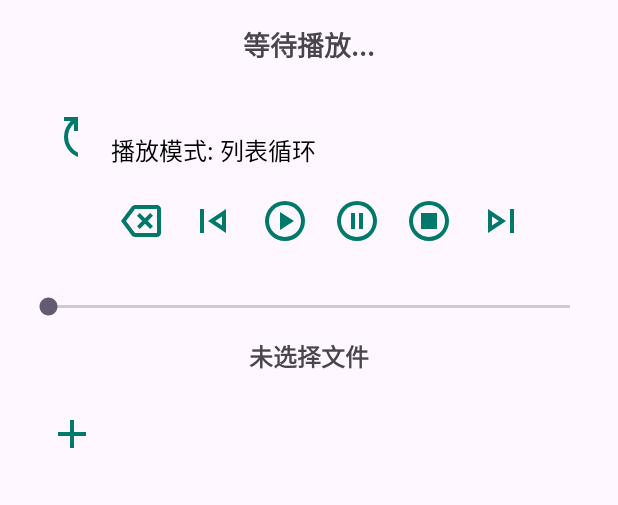
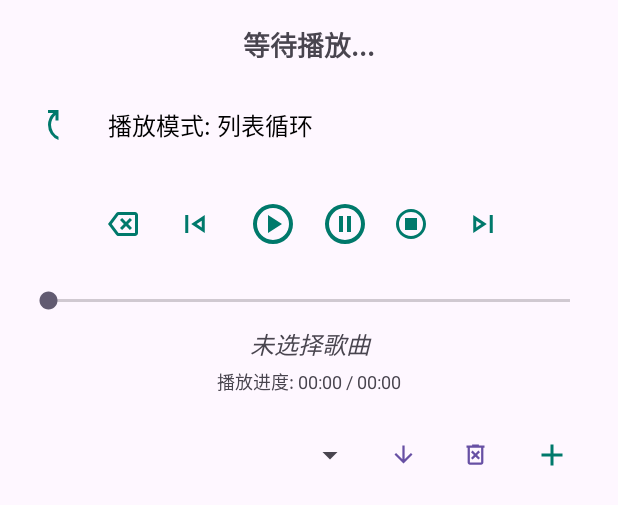
Before and after one commit to Kriemseeley/MusicPlayer, an Android app: the layout activity_main.xml on its own in the app's theme, with its tools: preview values and no code run, on a phone screen of 412 x 824 dp. Shown: the top 505 px of the screen. Run offline under Robolectric (Android 15) with nearby library versions, the phone set to English and light mode, and no system bars.

Commit message:
新增图标资源

```diff
--- a/app/src/main/res/layout/activity_main.xml
+++ b/app/src/main/res/layout/activity_main.xml
@@ -7,8 +7,7 @@
     android:orientation="vertical"
     android:padding="16dp">
 
-
-<!-- 播放状态显示 -->
+    <!-- Play Status (Keep Existing) -->
     <TextView
         android:id="@+id/tv_status"
         android:layout_width="wrap_content"
@@ -19,172 +18,231 @@
         android:textSize="18sp"
         android:textStyle="bold" />
 
+    <!-- Play Mode (Keep Existing) -->
     <LinearLayout
         android:layout_width="match_parent"
         android:layout_height="wrap_content"
-        android:layout_marginTop="16dp"
+        android:layout_marginTop="8dp"
+        android:gravity="center_vertical"
         android:orientation="horizontal">
-
 
         <com.google.android.material.button.MaterialButton
             android:id="@+id/btn_switch_mode"
-            style="@style/IconOnlyButton"
-            android:layout_width="@dimen/icon_button_size"
-            android:layout_height="@dimen/icon_button_size"
+            style="@style/Widget.MaterialComponents.Button.TextButton.Icon"
+            android:layout_width="wrap_content"
+            android:layout_height="wrap_content"
+            android:minWidth="48dp"
+            android:minHeight="48dp"
             android:contentDescription="@string/switch_mode"
             app:icon="@drawable/ic_switch_mode"
-            app:iconSize="@dimen/icon_size"
-            app:iconTint="@color/teal_700"
-            app:strokeWidth="0dp" />
+            app:iconSize="24dp"
+            app:iconPadding="0dp"
+            app:iconTint="@color/teal_700" />
 
         <TextView
             android:id="@+id/tv_play_mode"
-            android:layout_width="169dp"
+            android:layout_width="0dp"
             android:layout_height="wrap_content"
-            android:layout_margin="10dp"
+            android:layout_weight="1"
+            android:layout_marginStart="8dp"
             android:text="播放模式: 列表循环"
             android:textColor="@android:color/black"
             android:textSize="16sp" />
     </LinearLayout>
 
+    <!-- Playback Controls (Keep Existing Structure) -->
     <LinearLayout
         android:layout_width="match_parent"
         android:layout_height="wrap_content"
         android:gravity="center"
         android:orientation="horizontal"
+        android:layout_marginTop="8dp"
         android:paddingVertical="8dp">
 
-        <!-- 更多操作菜单 -->
-
-        <!-- 上一首 -->
+        <!-- Delete Song Button -->
         <com.google.android.material.button.MaterialButton
             android:id="@+id/btn_delete_song"
-            style="@style/IconOnlyButton"
-            android:layout_width="@dimen/icon_button_size"
-            android:layout_height="@dimen/icon_button_size"
+            style="@style/Widget.MaterialComponents.Button.TextButton.Icon"
+            android:layout_width="wrap_content"
+            android:layout_height="wrap_content"
+            android:minWidth="48dp"
+            android:minHeight="48dp"
+            app:iconPadding="0dp"
             android:contentDescription="@string/delete"
             app:icon="@drawable/ic_delete_song"
-            app:iconSize="@dimen/icon_size"
-            app:iconTint="@color/teal_700"
-            app:strokeWidth="0dp" />
+            app:iconSize="24dp"
+            app:iconTint="@color/teal_700" />
 
+        <!-- Previous Button -->
         <com.google.android.material.button.MaterialButton
             android:id="@+id/btn_prev"
-            style="@style/IconOnlyButton"
-            android:layout_width="@dimen/icon_button_size"
-            android:layout_height="@dimen/icon_button_size"
+            style="@style/Widget.MaterialComponents.Button.TextButton.Icon"
+            android:layout_width="wrap_content"
+            android:layout_height="wrap_content"
+            android:minWidth="48dp"
+            android:minHeight="48dp"
+            app:iconPadding="0dp"
             android:contentDescription="@string/prev"
             app:icon="@drawable/ic_skip_previous"
             app:iconTint="@color/teal_700"
-            app:iconSize="@dimen/icon_size"
-            app:strokeWidth="0dp"/>
+            app:iconSize="24dp" />
 
-
-
-
-
+        <!-- Play Button -->
         <com.google.android.material.button.MaterialButton
             android:id="@+id/btn_play"
-            style="@style/IconOnlyButton"
-            android:layout_width="@dimen/icon_button_size"
-            android:layout_height="@dimen/icon_button_size"
+            style="@style/Widget.MaterialComponents.Button.TextButton.Icon"
+            android:layout_width="wrap_content"
+            android:layout_height="wrap_content"
+            android:minWidth="48dp"
+            android:minHeight="48dp"
+            app:iconPadding="0dp"
             android:contentDescription="@string/play"
             app:icon="@drawable/ic_play_song"
             app:iconTint="@color/teal_700"
-            app:iconSize="@dimen/icon_size"
-            app:strokeWidth="0dp"/>
+            app:iconSize="32dp" />
 
-
+        <!-- Pause Button -->
         <com.google.android.material.button.MaterialButton
             android:id="@+id/btn_pause"
-            style="@style/IconOnlyButton"
-            android:layout_width="@dimen/icon_button_size"
-            android:layout_height="@dimen/icon_button_size"
+            style="@style/Widget.MaterialComponents.Button.TextButton.Icon"
+            android:layout_width="wrap_content"
+            android:layout_height="wrap_content"
+            android:minWidth="48dp"
+            android:minHeight="48dp"
+            app:iconPadding="0dp"
             android:contentDescription="@string/pause"
             app:icon="@drawable/ic_pause_song"
             app:iconTint="@color/teal_700"
-            app:iconSize="@dimen/icon_size"
-            app:strokeWidth="0dp"/>
+            app:iconSize="32dp" />
 
-
-
+        <!-- Stop Button -->
         <com.google.android.material.button.MaterialButton
             android:id="@+id/btn_stop"
-            style="@style/IconOnlyButton"
-            android:layout_width="@dimen/icon_button_size"
-            android:layout_height="@dimen/icon_button_size"
+            style="@style/Widget.MaterialComponents.Button.TextButton.Icon"
+            android:layout_width="wrap_content"
+            android:layout_height="wrap_content"
+            android:minWidth="48dp"
+            android:minHeight="48dp"
+            app:iconPadding="0dp"
             android:contentDescription="@string/stop"
             app:icon="@drawable/ic_stop"
             app:iconTint="@color/teal_700"
-            app:iconSize="@dimen/icon_size"
-            app:strokeWidth="0dp"/>
+            app:iconSize="24dp" />
 
+        <!-- Next Button -->
         <com.google.android.material.button.MaterialButton
             android:id="@+id/btn_next"
-            style="@style/IconOnlyButton"
-            android:layout_width="@dimen/icon_button_size"
-            android:layout_height="@dimen/icon_button_size"
+            style="@style/Widget.MaterialComponents.Button.TextButton.Icon"
+            android:layout_width="wrap_content"
+            android:layout_height="wrap_content"
+            android:minWidth="48dp"
+            android:minHeight="48dp"
+            app:iconPadding="0dp"
             android:contentDescription="@string/next"
             app:icon="@drawable/ic_play_next"
             app:iconTint="@color/teal_700"
-            app:iconSize="@dimen/icon_size"
-            app:strokeWidth="0dp"/>
+            app:iconSize="24dp" />
 
     </LinearLayout>
 
-    <!-- 进度条 -->
+    <!-- Seek Bar (Keep Existing) -->
     <SeekBar
         android:id="@+id/seekBar"
         android:layout_width="match_parent"
         android:layout_height="wrap_content"
-        android:layout_marginTop="16dp" />
+        android:layout_marginTop="8dp" />
 
-    <!-- 当前播放的文件名 -->
+    <!-- Current Song Name (Keep Existing) -->
     <TextView
         android:id="@+id/tv_current_song_name"
         android:layout_width="match_parent"
         android:layout_height="wrap_content"
-        android:layout_marginTop="12dp"
+        android:layout_marginTop="8dp"
         android:gravity="center"
-        android:text="未选择文件"
+        android:text="未选择歌曲"
         android:textSize="16sp"
-        android:textStyle="bold" />
+        android:textStyle="italic"
+        android:maxLines="1"
+        android:ellipsize="end"/>
+
+    <!-- Current Progress Text (Keep Existing) -->
+    <TextView
+        android:id="@+id/tv_current_file"
+        android:layout_width="match_parent"
+        android:layout_height="wrap_content"
+        android:gravity="center"
+        android:layout_marginTop="4dp"
+        android:textSize="12sp"
+        android:text="播放进度: 00:00 / 00:00"
+        />
 
 
+    <!-- Playlist Selection and Management -->
     <LinearLayout
         android:layout_width="match_parent"
         android:layout_height="wrap_content"
         android:layout_marginTop="16dp"
+        android:gravity="center_vertical"
         android:orientation="horizontal">
 
+        <!-- Playlist Spinner -->
+        <Spinner
+            android:id="@+id/spinner_playlists"
+            android:layout_width="0dp"
+            android:layout_height="wrap_content"
+            android:layout_weight="1"
+            android:layout_marginEnd="8dp"
+            android:minHeight="48dp"
+            /> <!-- Set minHeight for touch target size -->
 
+        <!-- Add Playlist Button -->
+        <com.google.android.material.button.MaterialButton
+            android:id="@+id/btn_add_playlist"
+            style="@style/Widget.MaterialComponents.Button.TextButton.Icon"
+            android:layout_width="wrap_content"
+            android:layout_height="wrap_content"
+            android:minWidth="48dp"
+            android:minHeight="48dp"
+            app:iconPadding="0dp"
+            android:contentDescription="创建歌单"
+            app:icon="@drawable/ic_playlist_add" /> <!-- Create this drawable -->
 
+        <!-- Delete Playlist Button -->
+        <com.google.android.material.button.MaterialButton
+            android:id="@+id/btn_delete_playlist"
+            style="@style/Widget.MaterialComponents.Button.TextButton.Icon"
+            android:layout_width="wrap_content"
+            android:layout_height="wrap_content"
+            android:minWidth="48dp"
+            android:minHeight="48dp"
+            app:iconPadding="0dp"
+            android:contentDescription="删除歌单"
+            app:icon="@drawable/ic_delete_forever" /> <!-- Use a suitable delete icon -->
+
+        <!-- Add Song to Current Playlist Button -->
         <com.google.android.material.button.MaterialButton
             android:id="@+id/btn_add_song"
-            style="@style/IconOnlyButton"
-            android:layout_width="@dimen/icon_button_size"
-            android:layout_height="@dimen/icon_button_size"
+            style="@style/Widget.MaterialComponents.Button.TextButton.Icon"
+            android:layout_width="wrap_content"
+            android:layout_height="wrap_content"
+            android:minWidth="48dp"
+            android:minHeight="48dp"
+            app:iconPadding="0dp"
             android:contentDescription="@string/add"
             app:icon="@drawable/ic_add_song"
             app:iconTint="@color/teal_700"
-            app:iconSize="@dimen/icon_size"
-            app:strokeWidth="0dp"/>
-        <TextView
-            android:id="@+id/tv_current_file"
-            android:layout_width="0dp"
-            android:layout_height="wrap_content"
-            android:layout_gravity="center_vertical"
-            android:layout_marginStart="8dp"
-            android:layout_weight="1"
-            android:ellipsize="end"
-            android:maxLines="1" />
+            app:iconSize="24dp" />
 
     </LinearLayout>
-    <!-- 歌曲列表 -->
+
+
+    <!-- Song List RecyclerView (Use weight for flexible height) -->
     <androidx.recyclerview.widget.RecyclerView
         android:id="@+id/song_recycler_view"
         android:layout_width="match_parent"
-        android:layout_height="wrap_content"
+        android:layout_height="0dp"
+        android:layout_weight="1"
         android:layout_marginTop="12dp"
         android:paddingBottom="8dp" />
+
 </LinearLayout>
```
Also changed, not shown: app/src/main/res/drawable/ic_delete_forever.xml (line endings or trailing spaces), app/src/main/res/drawable/ic_playlist_add.xml (line endings or trailing spaces).
